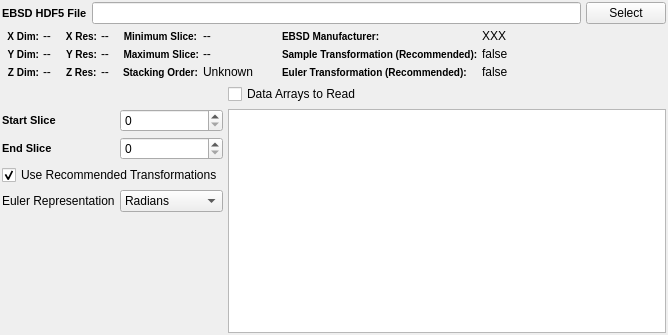
Old version of the form Source/Plugins/OrientationAnalysis/Gui/FilterParameterWidgets/UI_Files/ReadH5EbsdWidget.ui in the repository BlueQuartzSoftware/DREAM3D.
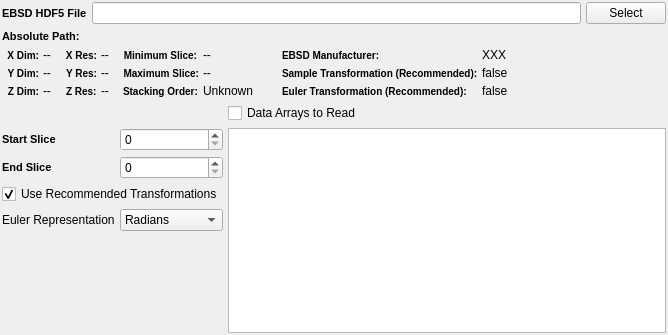
New version of the form. Custom widgets are drawn as their Qt base class.

Commit message: Adding absolute path label instead of using a tooltip.  Slightly changing the API in SIMPLDataPathValidator.

Diff of the .ui file:
```diff
--- a/Source/Plugins/OrientationAnalysis/Gui/FilterParameterWidgets/UI_Files/ReadH5EbsdWidget.ui
+++ b/Source/Plugins/OrientationAnalysis/Gui/FilterParameterWidgets/UI_Files/ReadH5EbsdWidget.ui
@@ -27,11 +27,11 @@
     <number>2</number>
    </property>
    <item>
-    <layout class="QHBoxLayout" name="horizontalLayout">
+    <layout class="QGridLayout" name="gridLayout">
      <property name="topMargin">
       <number>0</number>
      </property>
-     <item>
+     <item row="0" column="0">
       <widget class="QLabel" name="label">
        <property name="styleSheet">
         <string notr="true">QLabel {
@@ -44,17 +44,7 @@
        </property>
       </widget>
      </item>
-     <item>
-      <widget class="QtSLineEdit" name="m_LineEdit">
-       <property name="sizePolicy">
-        <sizepolicy hsizetype="Expanding" vsizetype="Fixed">
-         <horstretch>0</horstretch>
-         <verstretch>0</verstretch>
-        </sizepolicy>
-       </property>
-      </widget>
-     </item>
-     <item>
+     <item row="0" column="2">
       <widget class="QPushButton" name="m_LineEditBtn">
        <property name="sizePolicy">
         <sizepolicy hsizetype="Maximum" vsizetype="Fixed">
@@ -67,6 +57,41 @@
        </property>
       </widget>
      </item>
+     <item row="0" column="1">
+      <widget class="QtSLineEdit" name="m_LineEdit">
+       <property name="sizePolicy">
+        <sizepolicy hsizetype="Expanding" vsizetype="Fixed">
+         <horstretch>0</horstretch>
+         <verstretch>0</verstretch>
+        </sizepolicy>
+       </property>
+      </widget>
+     </item>
+     <item row="1" column="0">
+      <widget class="QLabel" name="absPathNameLabel">
+       <property name="styleSheet">
+        <string notr="true">QLabel {
+font-weight: bold;
+font-size: 11px;
+}</string>
+       </property>
+       <property name="text">
+        <string>Absolute Path:</string>
+       </property>
+      </widget>
+     </item>
+     <item row="1" column="1">
+      <widget class="QLabel" name="absPathLabel">
+       <property name="font">
+        <font>
+         <italic>true</italic>
+        </font>
+       </property>
+       <property name="text">
+        <string/>
+       </property>
+      </widget>
+     </item>
     </layout>
    </item>
    <item>
```
The commit also changes 3 other files.
